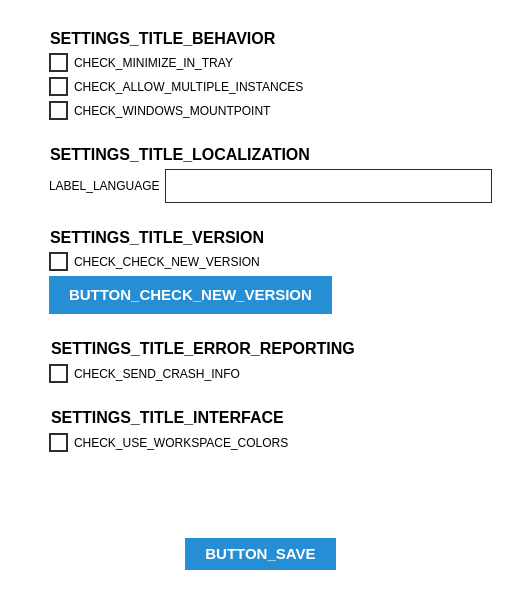
The window that parsec/core/gui/forms/global_settings_widget.ui (Scille/parsec-cloud) describes before a commit, drawn with Qt 5.
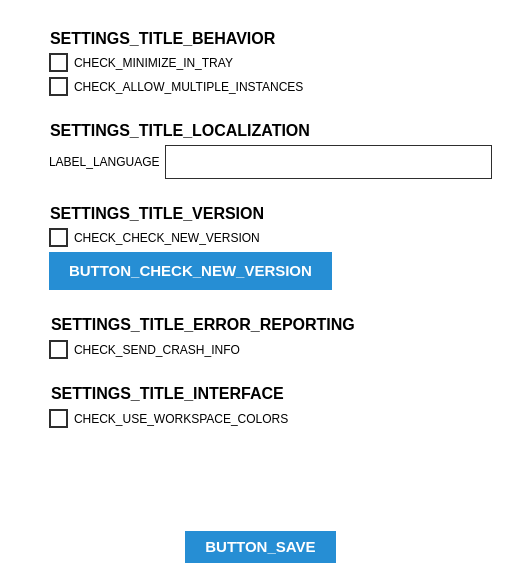
The same window after the commit. Icons and pictures are not drawn. Custom widgets are drawn as their Qt base class.

Commit message: [GUI] Removed win_left_panel options and fixed the config so that it accepts unknown options

Patch:
```diff
--- a/parsec/core/gui/forms/global_settings_widget.ui
+++ b/parsec/core/gui/forms/global_settings_widget.ui
@@ -7,7 +7,7 @@
     <x>0</x>
     <y>0</y>
     <width>521</width>
-    <height>590</height>
+    <height>583</height>
    </rect>
   </property>
   <property name="windowTitle">
@@ -178,8 +178,8 @@
        <rect>
         <x>0</x>
         <y>0</y>
-        <width>467</width>
-        <height>487</height>
+        <width>481</width>
+        <height>469</height>
        </rect>
       </property>
       <property name="styleSheet">
@@ -272,13 +272,6 @@
               </property>
              </widget>
             </item>
-            <item>
-             <widget class="QCheckBox" name="check_box_windows_left_panel">
-              <property name="text">
-               <string>CHECK_WINDOWS_MOUNTPOINT</string>
-              </property>
-             </widget>
-            </item>
            </layout>
           </item>
          </layout>
```
The commit also changes 4 other files.
